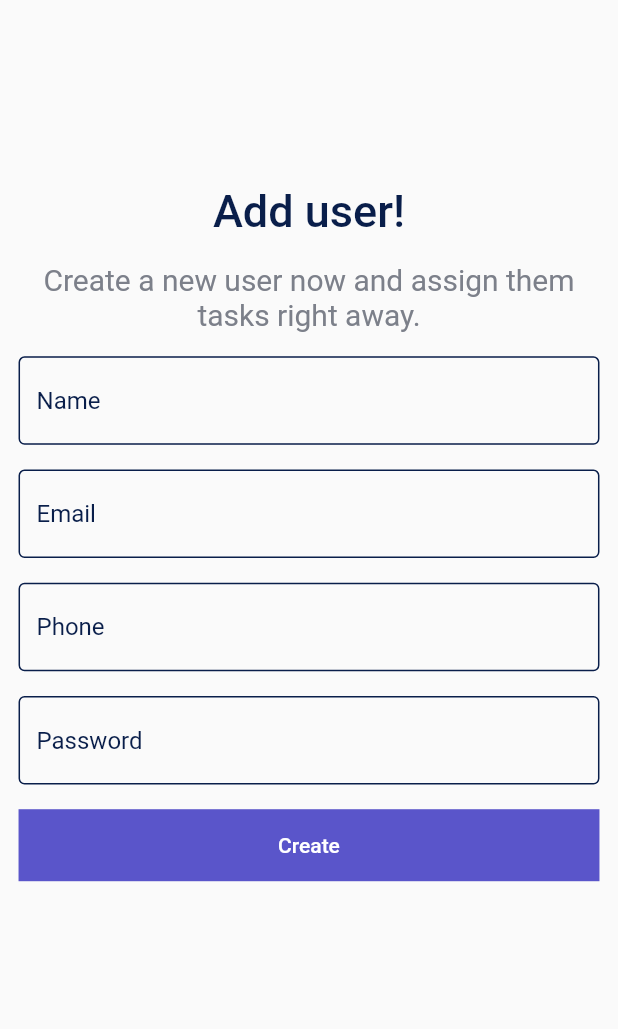
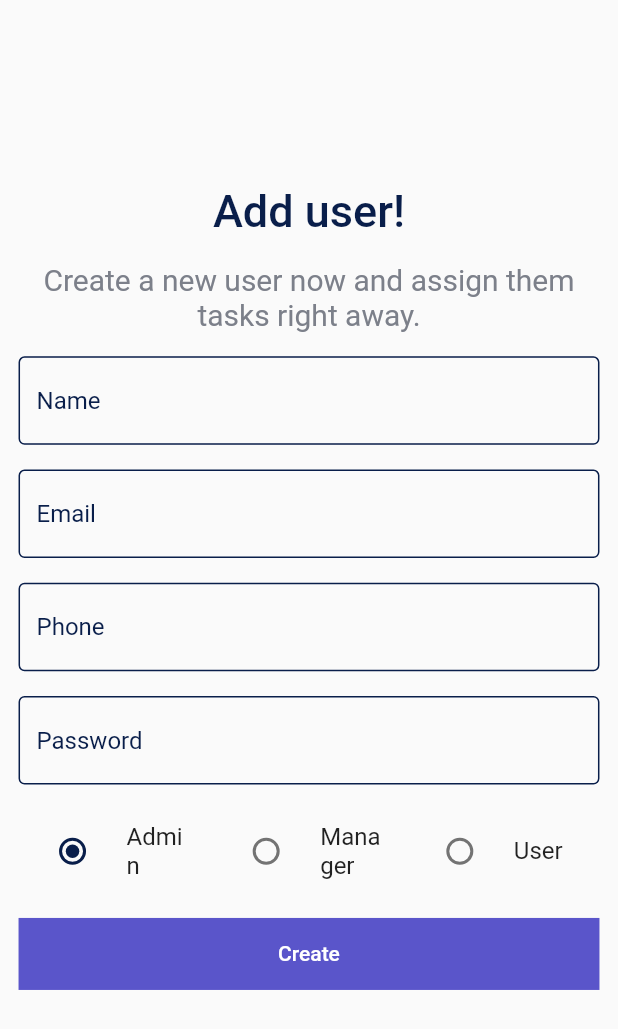
Before and after one commit to MohmaedSobhy/task_managment_app, a Flutter app: the AddUserScreen screen opened directly, on a phone screen of 412 x 824 dp. Shown: the top 1029 px of the screen. Run offline on Flutter 3.47's test engine with Material 2 defaults, Android fonts, the phone set to English and light mode, and no system bars; our stand-ins replace bloc, flutter_bloc, flutter_secure_storage, get; accounts and stored records are empty.

Commit message:
add radio groub in screen

```diff
--- a/lib/core/api/end_points.dart
+++ b/lib/core/api/end_points.dart
@@ -2,4 +2,5 @@ abstract class EndPoints {
   static String baseUrl = "https://tasksapp.integration25.com/api/";
   static String login = "${baseUrl}auth/login";
   static String addDepartment = "${baseUrl}department/store";
+  static String addUse = "${baseUrl}user/store";
 }
--- a/lib/feature/add user/controller/add_user_cubit.dart
+++ b/lib/feature/add user/controller/add_user_cubit.dart
@@ -1,7 +1,7 @@
 import 'package:bloc/bloc.dart';
 import 'package:flutter/material.dart';
 import 'package:flutter_bloc/flutter_bloc.dart';
-
+import 'package:task_managment_app/core/localization/app_string.dart';
 part 'add_user_state.dart';
 
 class AddUserCubit extends Cubit<AddUserState> {
@@ -10,6 +10,7 @@ class AddUserCubit extends Cubit<AddUserState> {
   TextEditingController phone = TextEditingController();
   TextEditingController password = TextEditingController();
   final GlobalKey<FormState> formkey = GlobalKey<FormState>();
+  String user = AppString.users[0];
 
   AddUserCubit() : super(AddUserInitial());
 
@@ -18,4 +19,9 @@ class AddUserCubit extends Cubit<AddUserState> {
   }
 
   void addUser() {}
+
+  void onChangeRadio({required String choise}) {
+    user = choise;
+    emit(RadioGroubState());
+  }
 }
--- a/lib/feature/add user/controller/add_user_state.dart
+++ b/lib/feature/add user/controller/add_user_state.dart
@@ -3,3 +3,5 @@ part of 'add_user_cubit.dart';
 abstract class AddUserState {}
 
 class AddUserInitial extends AddUserState {}
+
+class RadioGroubState extends AddUserState {}
--- a/lib/feature/add user/screens/add_user_screen.dart
+++ b/lib/feature/add user/screens/add_user_screen.dart
@@ -5,6 +5,7 @@ import 'package:task_managment_app/core/widgets/button.dart';
 import 'package:task_managment_app/core/widgets/header_txt.dart';
 import 'package:task_managment_app/core/widgets/text_form_field.dart';
 import 'package:task_managment_app/feature/add%20user/controller/add_user_cubit.dart';
+import 'package:task_managment_app/feature/add%20user/view/radio_groub.dart';
 
 class AddUserScreen extends StatelessWidget {
   const AddUserScreen({super.key});
@@ -65,6 +66,18 @@ class AddUserScreen extends StatelessWidget {
                       SizedBox(
                         height: MediaQuery.sizeOf(context).height * 0.02,
                       ),
+                      CustomeRadioGroup(
+                        query: AddUserCubit.get(context).user,
+                        choises: AppString.users,
+                        onChange: (value) {
+                          print("hello");
+                          AddUserCubit.get(context)
+                              .onChangeRadio(choise: value);
+                        },
+                      ),
+                      SizedBox(
+                        height: MediaQuery.sizeOf(context).height * 0.02,
+                      ),
                       CustomButton(
                         onTap: () {
                           if (AddUserCubit.get(context)
--- /dev/null
+++ b/lib/feature/add user/view/radio_groub.dart
@@ -0,0 +1,37 @@
+import 'package:flutter/material.dart';
+import 'package:task_managment_app/core/color/app_color.dart';
+
+// ignore: must_be_immutable
+class CustomeRadioGroup extends StatelessWidget {
+  String query;
+  final List<String> choises;
+
+  // ignore: prefer_typing_uninitialized_variables
+  var onChange;
+  CustomeRadioGroup({
+    super.key,
+    required this.query,
+    required this.choises,
+    this.onChange,
+  });
+
+  @override
+  Widget build(BuildContext context) {
+    return Row(
+      children: [
+        ...List.generate(
+          choises.length,
+          (index) => Flexible(
+            child: RadioListTile(
+              title: Text(choises[index]),
+              activeColor: AppColor.darkColor,
+              value: choises[index],
+              groupValue: query,
+              onChanged: onChange,
+            ),
+          ),
+        ),
+      ],
+    );
+  }
+}
```
